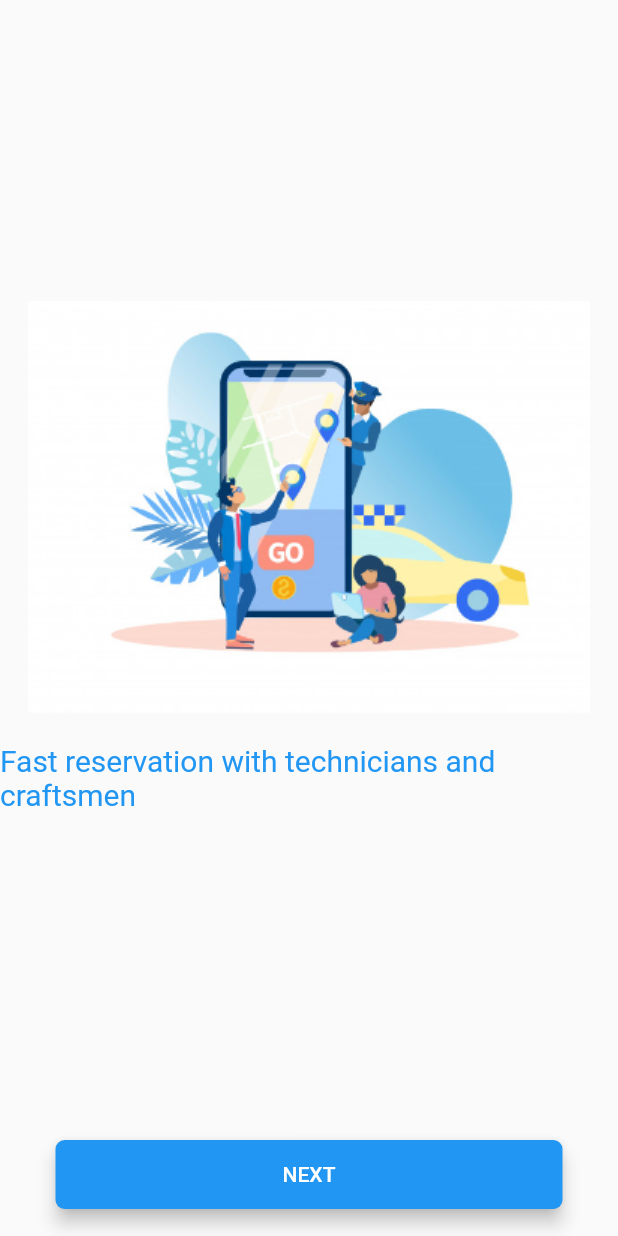
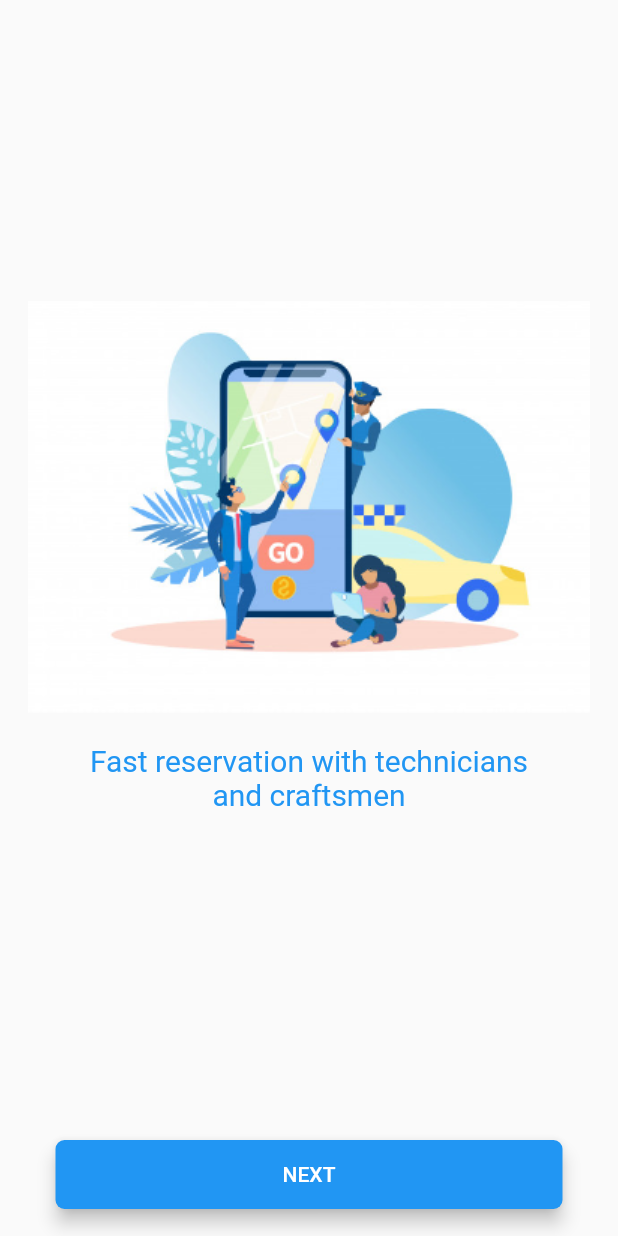
Before and after one commit to QasemFJber/final_flutter_project, a Flutter app: the screen it shows after launch, on a phone screen of 412 x 824 dp. Run offline on Flutter 3.47's test engine with Material 2 defaults, Android fonts, the phone set to English and light mode, and no system bars; our stand-ins replace get, intl_phone_field.

Commit message:
Improved user interfaces and the latest modifications

```diff
--- a/lib/screens/onboarding_screen.dart
+++ b/lib/screens/onboarding_screen.dart
@@ -20,7 +20,11 @@
                 Image.asset('lib/images/mobile-application-call-taxi-vector-illustration_82574-3185.png'),
                 SizedBox(height: 20),
                 const Text(
-                  'Fast reservation with technicians and craftsmen',
+                  'Fast reservation with technicians',
+                  style: TextStyle(fontSize: 20, color: Colors.blue),
+                ),
+                const Text(
+                  'and craftsmen',
                   style: TextStyle(fontSize: 20, color: Colors.blue),
                 ),
               ],
```
